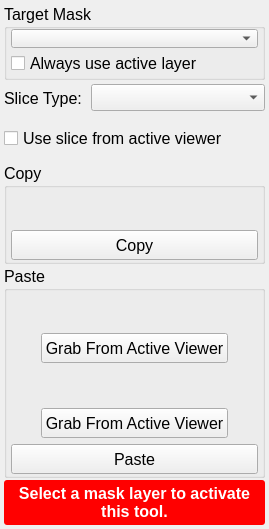
Before: the Qt Designer form src/Interface/ToolInterface/ClipboardToolInterface.ui in SCIInstitute/Seg3D, drawn with Qt 5.
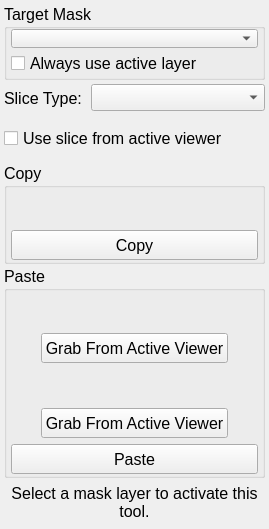
After: the same form once the commit is applied. Custom widgets are drawn as their Qt base class.

The edit to the form file:
```diff
--- a/src/Interface/ToolInterface/ClipboardToolInterface.ui
+++ b/src/Interface/ToolInterface/ClipboardToolInterface.ui
@@ -434,17 +434,6 @@
        <height>32</height>
       </size>
      </property>
-     <property name="styleSheet">
-      <string notr="true">QLabel#message_{
-  color: white;
-  font: bold;
-}
-
-QWidget#message_alert_{
-  border-radius: 3px;
-  background-color: red;
-}</string>
-     </property>
      <layout class="QHBoxLayout" name="horizontalLayout_7">
       <property name="spacing">
        <number>0</number>
```
Left out of the diff: 47 changed lines with no effect on the pictures.
